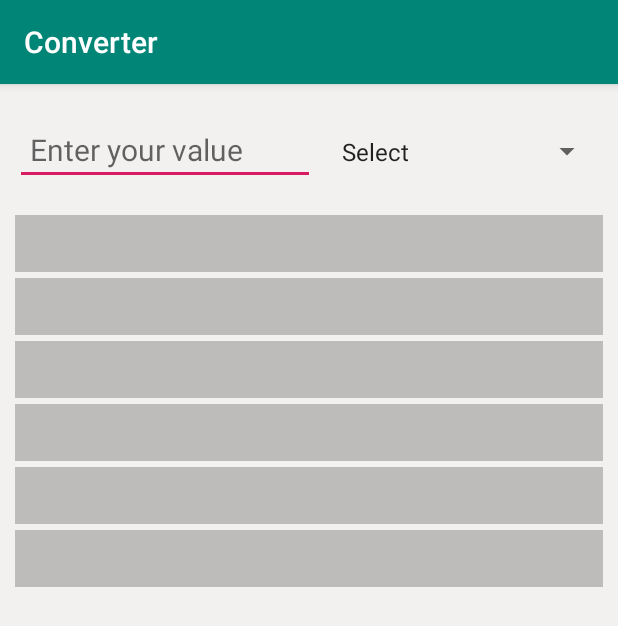
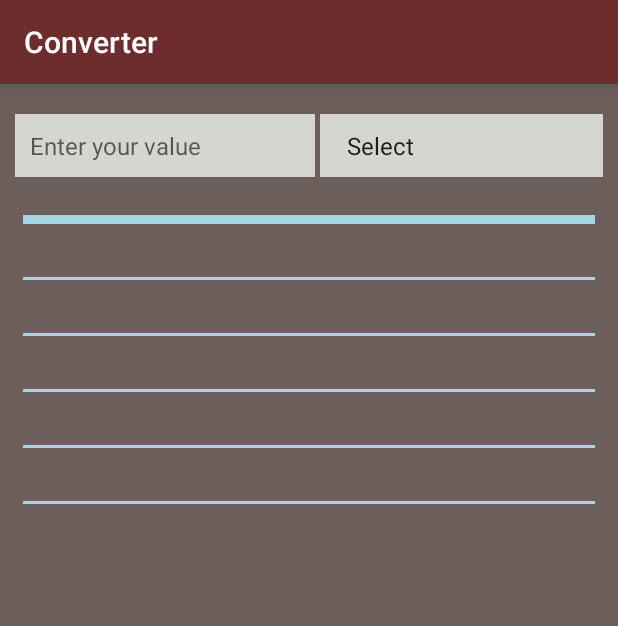
Before and after one commit to nazmul284/Unit-Converter, an Android app: the Data screen opened directly, with no data from a screen before it, on a phone screen of 412 x 824 dp. Shown: the top 626 px of the screen. Run offline under Robolectric (Android 15) with nearby library versions, the phone set to English and light mode, and no system bars.

Commit message:
Layout Design

```diff
--- a/app/src/main/res/layout/activity_data.xml
+++ b/app/src/main/res/layout/activity_data.xml
@@ -5,7 +5,7 @@
     android:layout_width="match_parent"
     android:layout_height="match_parent"
     android:padding="10dp"
-    android:background="#F2F1F0"
+    android:background="#6C5F5B"
     android:orientation="vertical"
     tools:context=".Temperature">
 
@@ -14,15 +14,17 @@
         android:layout_height="wrap_content"
         android:orientation="horizontal"
         android:layout_marginTop="10dp"
-        android:weightSum="10">
+        android:weightSum="10"
+        android:layout_marginBottom="20dp">
 
         <EditText
             android:id="@+id/input_data"
             android:layout_width="200dp"
             android:layout_height="wrap_content"
             android:hint="Enter your value"
-            android:textSize="20sp"
+            android:textSize="16sp"
             android:inputType="number"
+            android:background="#D5D6D2"
             android:padding="10dp"
             />
 
@@ -31,6 +33,8 @@
             android:layout_width="match_parent"
             android:layout_height="wrap_content"
             android:padding="10dp"
+            android:background="#D5D6D2"
+            android:layout_marginLeft="3dp"
             android:clickable="true"
             />
 
@@ -40,7 +44,12 @@
         android:layout_width="match_parent"
         android:layout_height="wrap_content"
         android:orientation="vertical"
-        android:layout_marginTop="20dp">
+        android:padding="5dp">
+
+        <View
+            android:layout_width="match_parent"
+            android:layout_height="6dp"
+            android:background="#A1D6E2"/>
 
 
 
@@ -50,8 +59,12 @@
             android:layout_height="wrap_content"
             android:textSize="20sp"
             android:text=""
-            android:background="#BEBBBB"
-            android:padding="5dp"/>
+            android:padding="4dp"/>
+
+        <View
+            android:layout_width="match_parent"
+            android:layout_height="2dp"
+            android:background="#A1D6E2"/>
 
         <TextView
             android:id="@+id/byte_"
@@ -59,9 +72,12 @@
             android:layout_height="wrap_content"
             android:textSize="20sp"
             android:text=""
-            android:background="#BEBBBB"
-            android:padding="5dp"
-            android:layout_marginTop="4dp"/>
+            android:padding="4dp"/>
+
+        <View
+            android:layout_width="match_parent"
+            android:layout_height="2dp"
+            android:background="#A1D6E2"/>
 
         <TextView
             android:id="@+id/kb"
@@ -69,9 +85,12 @@
             android:layout_height="wrap_content"
             android:textSize="20sp"
             android:text=""
-            android:padding="5dp"
-            android:background="#BEBBBB"
-            android:layout_marginTop="4dp"/>
+            android:padding="4dp"/>
+
+        <View
+            android:layout_width="match_parent"
+            android:layout_height="2dp"
+            android:background="#A1D6E2"/>
 
         <TextView
             android:id="@+id/mb"
@@ -79,9 +98,12 @@
             android:layout_height="wrap_content"
             android:textSize="20sp"
             android:text=""
-            android:padding="5dp"
-            android:background="#BEBBBB"
-            android:layout_marginTop="4dp"/>
+            android:padding="4dp"/>
+
+        <View
+            android:layout_width="match_parent"
+            android:layout_height="2dp"
+            android:background="#A1D6E2"/>
 
         <TextView
             android:id="@+id/gb"
@@ -89,9 +111,12 @@
             android:layout_height="wrap_content"
             android:textSize="20sp"
             android:text=""
-            android:padding="5dp"
-            android:background="#BEBBBB"
-            android:layout_marginTop="4dp"/>
+            android:padding="4dp"/>
+
+        <View
+            android:layout_width="match_parent"
+            android:layout_height="2dp"
+            android:background="#A1D6E2"/>
 
         <TextView
             android:id="@+id/tb"
@@ -99,9 +124,7 @@
             android:layout_height="wrap_content"
             android:textSize="20sp"
             android:text=""
-            android:padding="5dp"
-            android:background="#BEBBBB"
-            android:layout_marginTop="4dp"/>
+            android:padding="4dp"/>
 
     </LinearLayout>
 
--- a/app/src/main/res/layout/activity_temperature.xml
+++ b/app/src/main/res/layout/activity_temperature.xml
@@ -5,7 +5,7 @@
     android:layout_width="match_parent"
     android:layout_height="match_parent"
     android:padding="10dp"
-    android:background="#F2F1F0"
+    android:background="#6C5F5B"
     android:orientation="vertical"
     tools:context=".Temperature">
 
@@ -21,8 +21,9 @@
             android:layout_width="200dp"
             android:layout_height="wrap_content"
             android:hint="Enter your value"
-            android:textSize="20sp"
+            android:textSize="16sp"
             android:inputType="number"
+            android:background="#D5D6D2"
             android:padding="10dp"
             />
 
@@ -31,7 +32,9 @@
             android:layout_width="match_parent"
             android:layout_height="wrap_content"
             android:padding="10dp"
+            android:background="#D5D6D2"
             android:clickable="true"
+            android:layout_marginLeft="3dp"
             />
 
     </LinearLayout>
@@ -42,6 +45,11 @@
         android:orientation="vertical"
         android:layout_marginTop="20dp">
 
+        <View
+            android:layout_width="match_parent"
+            android:layout_height="6dp"
+            android:background="#CDAB81"/>
+
 
 
         <TextView
@@ -50,8 +58,12 @@
             android:layout_height="wrap_content"
             android:textSize="20sp"
             android:text=""
-            android:background="#BEBBBB"
             android:padding="5dp"/>
+
+        <View
+            android:layout_width="match_parent"
+            android:layout_height="3dp"
+            android:background="#CDAB81"/>
 
         <TextView
             android:id="@+id/fahrenheit"
@@ -59,9 +71,13 @@
             android:layout_height="wrap_content"
             android:textSize="20sp"
             android:text=""
-            android:background="#BEBBBB"
             android:padding="5dp"
             android:layout_marginTop="4dp"/>
+
+        <View
+            android:layout_width="match_parent"
+            android:layout_height="3dp"
+            android:background="#CDAB81"/>
 
         <TextView
             android:id="@+id/kelvin"
@@ -70,8 +86,12 @@
             android:textSize="20sp"
             android:text=""
             android:padding="5dp"
-            android:background="#BEBBBB"
             android:layout_marginTop="4dp"/>
+
+        <View
+            android:layout_width="match_parent"
+            android:layout_height="3dp"
+            android:background="#CDAB81"/>
 
     </LinearLayout>
 
--- a/app/src/main/res/values/colors.xml
+++ b/app/src/main/res/values/colors.xml
@@ -1,8 +1,8 @@
 <?xml version="1.0" encoding="utf-8"?>
 <resources>
-    <color name="colorPrimary">#008577</color>
+    <color name="colorPrimary">#6C2D2C</color>
     <color name="colorPrimaryDark">#00574B</color>
     <color name="colorAccent">#D81B60</color>
-    <color name="temp_bg">#ffffff</color>
-    <color name="temp2_bg">#000000</color>
+    <color name="temp_bg">#BcBABE</color>
+    <color name="temp2_bg">#F1F1F2</color>
 </resources>
```
